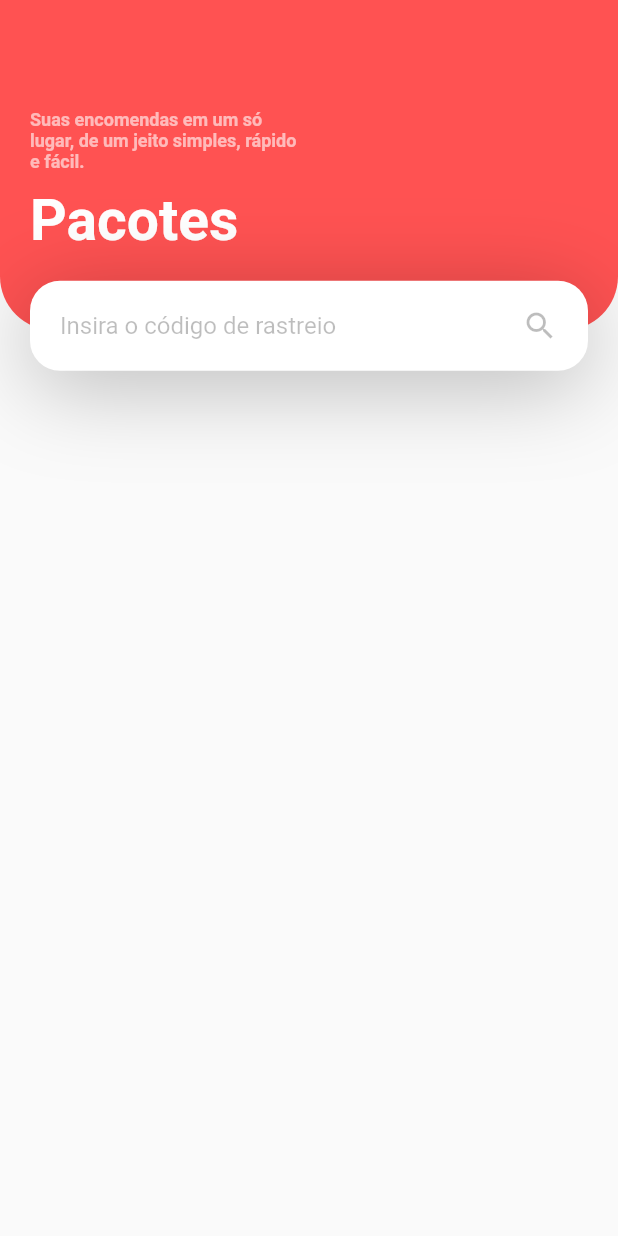
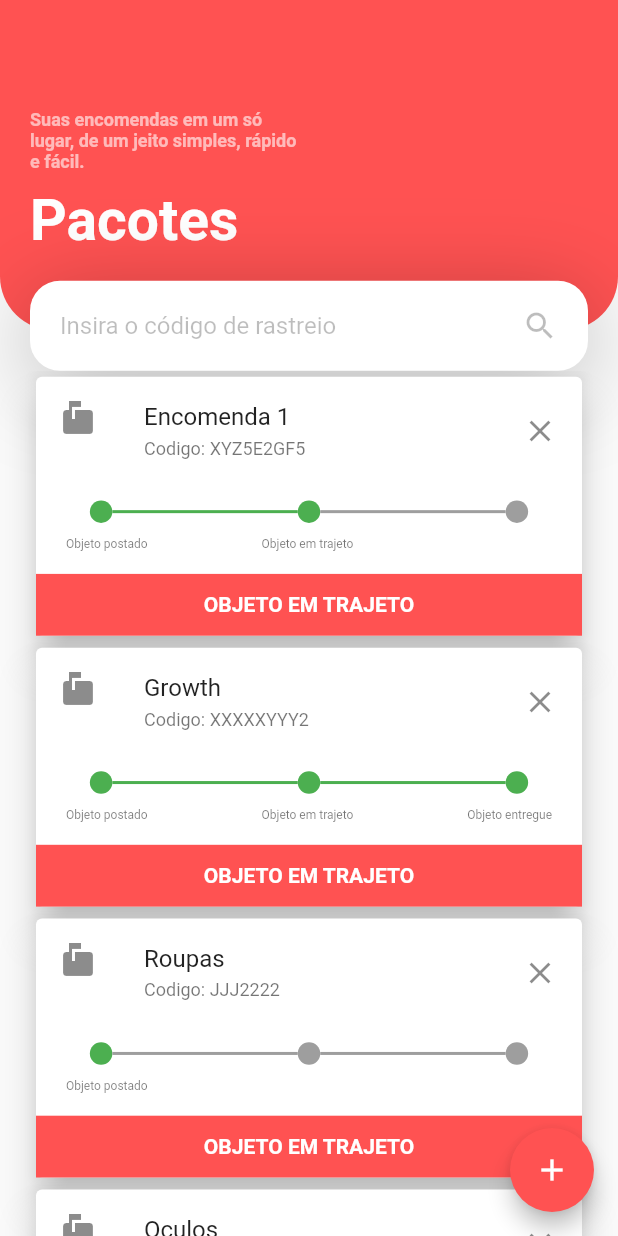
Before and after one commit to Natanlimap/etrack, a Flutter app: the screen it shows after launch, on a phone screen of 412 x 824 dp. Run offline on Flutter 3.47's test engine with Material 2 defaults, Android fonts, the phone set to English and light mode, and no system bars.

Commit message:
:rocket: package card done

```diff
--- a/lib/pages/packets.dart
+++ b/lib/pages/packets.dart
@@ -1,5 +1,7 @@
 import 'package:flutter/cupertino.dart';
 import 'package:flutter/material.dart';
+
+TextEditingController codeController = TextEditingController();
 
 class PacketsMain extends StatefulWidget {
   @override
@@ -7,42 +9,223 @@ class PacketsMain extends StatefulWidget {
 }
 
 class _PacketsMainState extends State<PacketsMain> {
+
+
   @override
   Widget build(BuildContext context) {
     Size size = MediaQuery.of(context).size;
 
     return MaterialApp(
       home: Scaffold(
+        floatingActionButton: FloatingActionButton(
+          backgroundColor: Colors.redAccent,
+          child: Icon(Icons.add),
+          onPressed: (){
+            print(codeController.text);
+          },
+        ),
         body: Column(
           children: <Widget>[
+            customAppBar(size),
+
+            //package list
+            Expanded(
+              child: ListView(
+                children: <Widget>[
+                  packageItem(size, "Encomenda 1", "XYZ5E2GF5", "trajeto"),
+                  packageItem(size, "Growth", "XXXXXYYY2", "entregue"),
+                  packageItem(size, "Roupas", "JJJ2222", "postado"),
+                  packageItem(size, "Oculos", "VVVVVVV", "entregue"),
+
+                ],
+              ),
+            )
+          ],
+        ),
+      ),
+    );
+  }
+}
+
+Widget packageItem(
+    Size size, String title, String trackingcode, String status) {
+  return Padding(
+    padding: EdgeInsets.symmetric(horizontal: 20),
+    child: Card(
+        elevation: 10,
+        child: Column(
+          children: <Widget>[
             Container(
+              height: size.height * 0.1,
+              child: ListTile(
+                leading: Icon(Icons.markunread_mailbox),
+                title: Text(title),
+                subtitle: Text(
+                  "Codigo: " + trackingcode,
+                  style: TextStyle(fontSize: 12),
+                ),
+                trailing: Icon(Icons.close),
+              ),
+            ),
 
-                height: size.height*0.3,
+            //package status line
+            Padding(
+              padding: EdgeInsets.only(bottom: 15),
+              child: packageLineStatus(size, status),
+            ),
+
+            //bottom card section
+            Container(
+              color: Colors.redAccent,
+              height: size.height * 0.05,
+              child: Center(
+                child: Text(
+                  "OBJETO EM TRAJETO",
+                  style: TextStyle(
+                      color: Colors.white, fontWeight: FontWeight.bold),
+                ),
+              ),
+            )
+          ],
+        )),
+  );
+}
+
+//widget that recieves the package status and return it visually
+Widget packageLineStatus(Size size, String status) {
+  Color trajeto;
+  Color entregue;
+  Color fontentregue;
+  Color fonttrajeto;
+  //changing the color as of package status
+  switch (status) {
+    case "postado":
+      trajeto = Colors.grey;
+      entregue = Colors.grey;
+      fontentregue = Colors.white;
+      fonttrajeto = Colors.white;
+
+      break;
+    case "trajeto":
+      trajeto = Colors.green;
+      entregue = Colors.grey;
+      fontentregue = Colors.white;
+      fonttrajeto = Colors.black54;
+      break;
+
+    case "entregue":
+      trajeto = Colors.green;
+      entregue = Colors.green;
+      fontentregue = Colors.black54;
+      fonttrajeto = Colors.black54;
+      break;
+
+    default:
+      trajeto = Colors.redAccent;
+      entregue = Colors.redAccent;
+      break;
+  }
+
+  return Column(
+    children: <Widget>[
+      Row(
+        mainAxisAlignment: MainAxisAlignment.center,
+        children: <Widget>[
+          Container(
+            width: 15,
+            height: 15,
+            decoration: BoxDecoration(
+                color: Colors.green, borderRadius: BorderRadius.circular(100)),
+          ),
+          Container(
+            width: size.width * 0.3,
+            height: 2,
+            decoration: BoxDecoration(
+              color: trajeto,
+            ),
+          ),
+          Container(
+            width: 15,
+            height: 15,
+            decoration: BoxDecoration(
+                color: trajeto, borderRadius: BorderRadius.circular(100)),
+          ),
+          Container(
+            width: size.width * 0.3,
+            height: 2,
+            decoration: BoxDecoration(
+              color: entregue,
+            ),
+          ),
+          Container(
+            width: 15,
+            height: 15,
+            decoration: BoxDecoration(
+                color: entregue, borderRadius: BorderRadius.circular(100)),
+          ),
+        ],
+      ),
+      Padding(
+        padding: EdgeInsets.only(top: 10, left: 20, right: 20),
+        child: Row(
+          mainAxisAlignment:  MainAxisAlignment.spaceBetween,
+          children: <Widget>[
+            Text(
+              "Objeto postado",
+              style: TextStyle(
+                  color: Colors.black54,
+                  fontSize: 8
+              ),
+
+            ),
+            Text(
+              "Objeto em trajeto",
+              style: TextStyle(
+                  color: fonttrajeto,
+                  fontSize: 8
+              ),
+
+            ),
+            Text(
+              "Objeto entregue",
+              style: TextStyle(
+                  color: fontentregue,
+                  fontSize: 8
+              ),
+
+            ),
+          ],
+        ),
+      )
+    ],
+  );
+}
+
+Widget customAppBar(Size size) {
+  return Container(
+    height: size.height * 0.3,
     child: Stack(
       children: <Widget>[
         Container(
           width: size.width,
           padding: EdgeInsets.only(left: 20, bottom: 50),
-                      height: size.height*0.3 - 27,
+          height: size.height * 0.3 - 27,
           decoration: BoxDecoration(
               color: Colors.redAccent,
               borderRadius: BorderRadius.only(
                   bottomRight: Radius.circular(36),
-                          bottomLeft: Radius.circular(36)
-                        )
-                      ),
+                  bottomLeft: Radius.circular(36))),
           child: Column(
             mainAxisAlignment: MainAxisAlignment.end,
             children: <Widget>[
               Container(
-                            padding: EdgeInsets.only(right: size.width*0.5, bottom: 10),
+                padding: EdgeInsets.only(right: size.width * 0.5, bottom: 10),
                 child: Text(
                   "Suas encomendas em um só lugar, de um jeito simples, rápido e fácil.",
                   style: TextStyle(
                       color: Colors.white60,
                       fontWeight: FontWeight.bold,
-                                  fontSize: 12
-                              ),
+                      fontSize: 12),
                 ),
               ),
               Row(
@@ -53,8 +236,7 @@ class _PacketsMainState extends State<PacketsMain> {
                     style: TextStyle(
                         color: Colors.white,
                         fontWeight: FontWeight.bold,
-                                   fontSize: 38
-                               ),
+                        fontSize: 38),
                   )
                 ],
               )
@@ -79,16 +261,15 @@ class _PacketsMainState extends State<PacketsMain> {
                     BoxShadow(
                         offset: Offset(0, 10),
                         blurRadius: 50,
-                              color: Colors.black26
-                            )
-                          ]
-                        ),
+                        color: Colors.black26)
+                  ]),
 
               //tracking code form
               child: Row(
                 children: <Widget>[
                   Expanded(
-                              child: TextField(
+                    child: TextFormField(
+                      controller: codeController,
                       decoration: InputDecoration(
                         hintText: "Insira o código de rastreio",
                         hintStyle: TextStyle(
@@ -99,27 +280,14 @@ class _PacketsMainState extends State<PacketsMain> {
                       ),
                     ),
                   ),
-                            Icon(Icons.search, color: Colors.black26,)
+                  Icon(
+                    Icons.search,
+                    color: Colors.black26,
+                  )
                 ],
-                        )
-                      ),
-                    )
-
-                  ],
-                ),
-              ),
-
-              //package list
-              Expanded(
-                child: ListView(
-                  children: <Widget>[
-
-                  ],
-                ),
+              )),
         )
       ],
     ),
-      ),
   );
 }
-}
```
Lines whose indentation alone changed are shown as unchanged.
